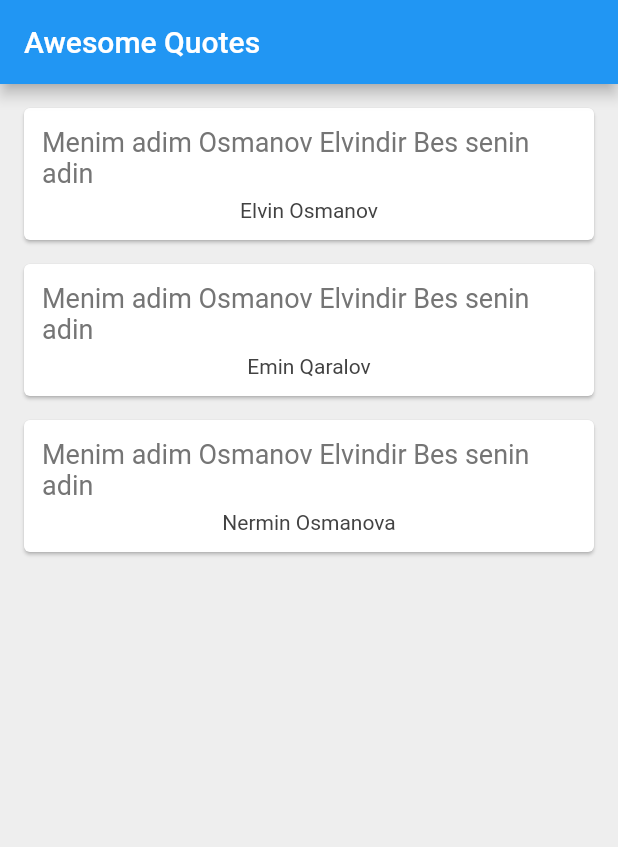
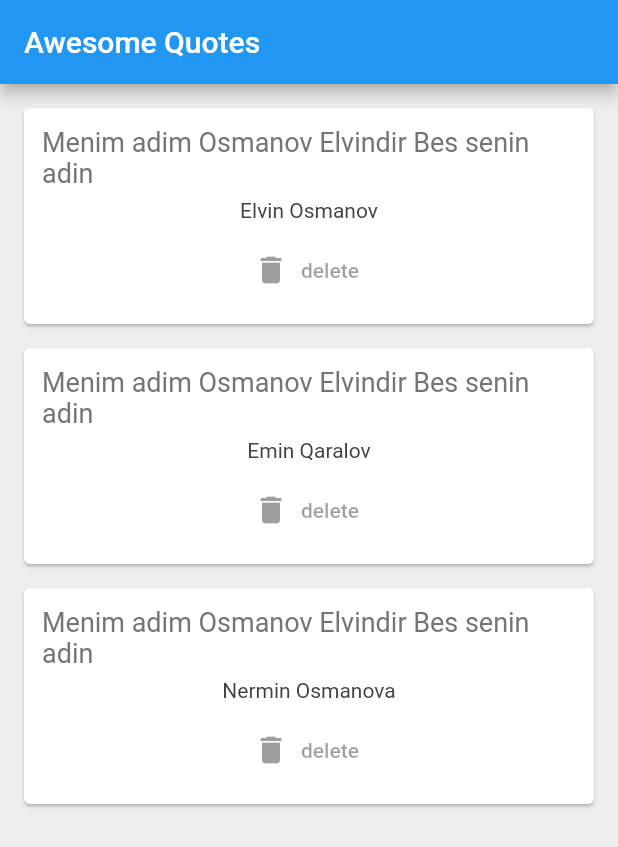
Before and after one commit to elvinosmanov/FlutterApp, a Flutter app: the screen it shows after launch, on a phone screen of 412 x 824 dp. Shown: the top 847 px of the screen. Run offline on Flutter 3.47's test engine with Material 2 defaults, Android fonts, the phone set to English and light mode, and no system bars.

Commit message:
functions as a parameter

```diff
--- a/demoApp/lib/QuoteCard.dart
+++ b/demoApp/lib/QuoteCard.dart
@@ -3,7 +3,8 @@ import 'quote.dart';
 
 class QuoteCard extends StatelessWidget {
   final Quote quote;
-  QuoteCard({this.quote});
+  Function delete;
+  QuoteCard({this.quote, Function delete});
 
   @override
   Widget build(BuildContext context) {
@@ -31,6 +32,13 @@ class QuoteCard extends StatelessWidget {
                 fontSize: 14.0,
               ),
             ),
+            SizedBox(
+              height: 8.0,
+            ),
+            FlatButton.icon(
+                onPressed: delete,
+                icon: Icon(Icons.delete),
+                label: Text("delete"))
           ],
         ),
       ),
--- a/demoApp/lib/main.dart
+++ b/demoApp/lib/main.dart
@@ -35,7 +35,15 @@ class _QuoteListState extends State<QuoteList> {
       ),
       body: Column(
         crossAxisAlignment: CrossAxisAlignment.start,
-        children: quotes.map((quote) => QuoteCard(quote: quote)).toList(),
+        children: quotes
+            .map((quote) => QuoteCard(
+                quote: quote,
+                delete: () {
+                  setState(() {
+                    quotes.remove(quote);
+                  });
+                }))
+            .toList(),
       ),
     );
   }
```
